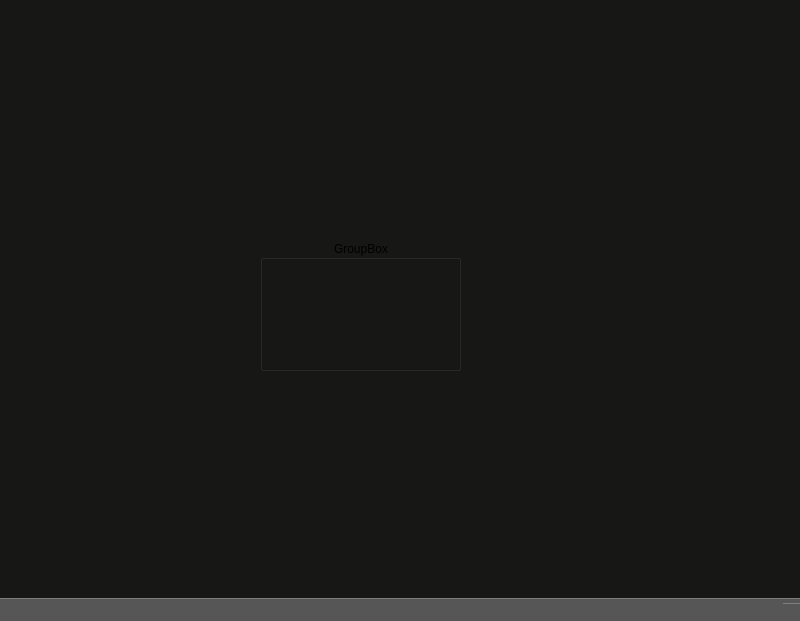
Before: the Qt Designer form client/MPS_Client/mainwindow.ui in Raalsky/MPS, drawn with Qt 5.
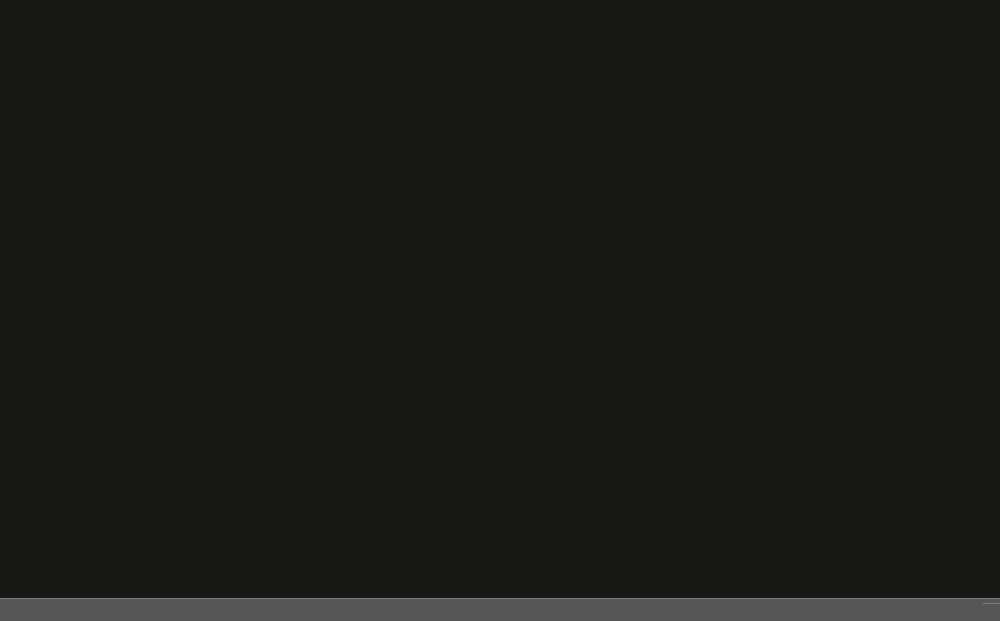
After: the same form once the commit is applied.

Patch:
```diff
--- a/client/MPS_Client/mainwindow.ui
+++ b/client/MPS_Client/mainwindow.ui
@@ -6,13 +6,13 @@
    <rect>
     <x>0</x>
     <y>0</y>
-    <width>800</width>
+    <width>1000</width>
     <height>621</height>
    </rect>
   </property>
   <property name="minimumSize">
    <size>
-    <width>800</width>
+    <width>1000</width>
     <height>600</height>
    </size>
   </property>
@@ -41,28 +41,6 @@
      <height>600</height>
     </size>
    </property>
-   <widget class="QGroupBox" name="groupBox">
-    <property name="geometry">
-     <rect>
-      <x>260</x>
-      <y>240</y>
-      <width>201</width>
-      <height>131</height>
-     </rect>
-    </property>
-    <property name="title">
-     <string>GroupBox</string>
-    </property>
-    <property name="alignment">
-     <set>Qt::AlignCenter</set>
-    </property>
-    <property name="flat">
-     <bool>true</bool>
-    </property>
-    <property name="checkable">
-     <bool>false</bool>
-    </property>
-   </widget>
   </widget>
   <widget class="QStatusBar" name="statusBar">
    <property name="styleSheet">
```
Left out of the diff: 2 changed lines with no effect on the pictures.
